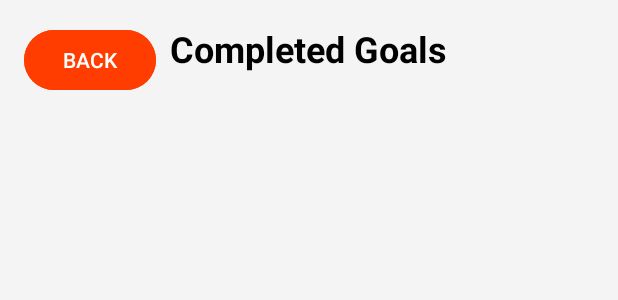
After one commit to MilanBert/Kelowna-Fitness-Prototype, an Android app: the layout activity_goal_completion.xml on its own in the app's theme, with its tools: preview values and no code run, on a phone screen of 412 x 824 dp. The commit adds this screen. Shown: the top 300 px of the screen. Run offline under Robolectric (Android 15) with nearby library versions, the phone set to English and light mode, and no system bars.

Commit message:
added the ability to compleate goals

```diff
--- a/app/src/main/AndroidManifest.xml
+++ b/app/src/main/AndroidManifest.xml
@@ -12,6 +12,9 @@
         android:supportsRtl="true"
         android:theme="@style/Theme.Step4Test"
         tools:targetApi="31">
+        <activity
+            android:name=".GoalCompletionActivity"
+            android:exported="false" />
         <activity
             android:name=".SelectGoalActivity"
             android:exported="false" />
--- /dev/null
+++ b/app/src/main/res/layout/activity_goal_completion.xml
@@ -0,0 +1,48 @@
+<RelativeLayout
+    xmlns:android="http://schemas.android.com/apk/res/android"
+    xmlns:tools="http://schemas.android.com/tools"
+    android:layout_width="match_parent"
+    android:layout_height="match_parent"
+    android:background="#f4f4f4"
+    tools:context=".GoalCompletionActivity">
+
+    <!-- Back Button -->
+    <Button
+        android:id="@+id/btnBack"
+        android:layout_width="wrap_content"
+        android:layout_height="wrap_content"
+        android:layout_margin="16dp"
+        android:backgroundTint="#FF3D00"
+        android:text="BACK"
+        android:textColor="#FFFFFF" />
+
+    <!-- Title -->
+    <TextView
+        android:id="@+id/txtCompletedGoalsTitle"
+        android:layout_width="wrap_content"
+        android:layout_height="wrap_content"
+        android:layout_centerHorizontal="true"
+        android:layout_marginTop="16dp"
+        android:text="Completed Goals"
+        android:textColor="#000000"
+        android:textSize="24sp"
+        android:textStyle="bold" />
+
+    <!-- Scrollable List -->
+    <ScrollView
+        android:id="@+id/scrollCompletedGoalsList"
+        android:layout_width="match_parent"
+        android:layout_height="match_parent"
+        android:layout_below="@id/txtCompletedGoalsTitle"
+        android:layout_marginTop="16dp">
+
+        <LinearLayout
+            android:id="@+id/layoutCompletedGoalsContainer"
+            android:layout_width="match_parent"
+            android:layout_height="wrap_content"
+            android:orientation="vertical"
+            android:padding="16dp" />
+
+    </ScrollView>
+
+</RelativeLayout>
```
Also changed, not shown: app/src/main/java/com/example/step4test/GoalCompletionActivity.java (added, +84 -0 lines), app/src/main/java/com/example/step4test/GoalsActivity.java (+42 -2 lines), app/src/main/res/layout/activity_goals.xml (+42 -21 lines).
